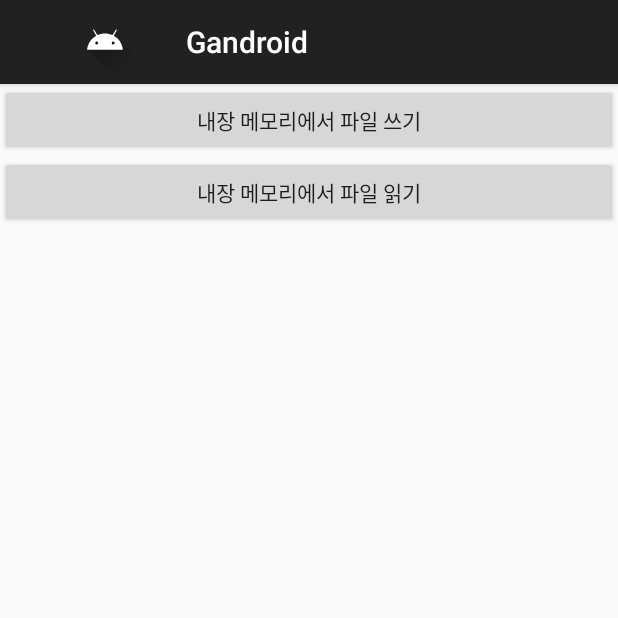
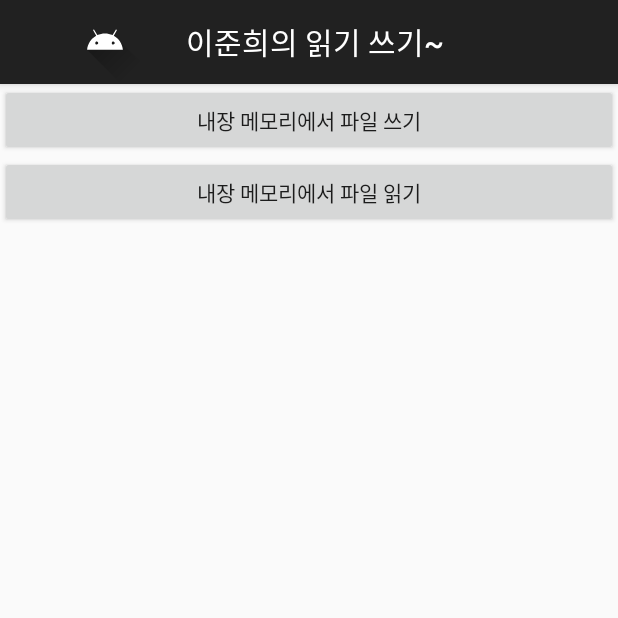
Before and after one commit to iamjooon2-playground/Gandroid-Starter, an Android app: the screen it shows after launch (MainActivity), after a tap on "내장 메모리에서 파일 쓰기", on a phone screen of 412 x 824 dp, the top half of it. Run offline under Robolectric (Android 15) with nearby library versions, the light colour scheme and no system bars.

Commit message:
feat: 타이틀 추가

```diff
--- a/app/src/main/java/com/example/gandroid/MainActivity.kt
+++ b/app/src/main/java/com/example/gandroid/MainActivity.kt
@@ -14,13 +14,14 @@ class MainActivity : AppCompatActivity() {
     override fun onCreate(savedInstanceState: Bundle?) {
         super.onCreate(savedInstanceState)
         setContentView(R.layout.activity_main)
+        title = "이준희의 읽기 쓰기~"
 
         var buttonRead: Button = findViewById<Button>(R.id.buttonRead)
         var buttonWrite: Button = findViewById<Button>(R.id.buttonWrite)
 
         buttonWrite.setOnClickListener {
             var outFs: FileOutputStream = openFileOutput("file.text", Context.MODE_PRIVATE)
-            var str = "쿡북 안드로이드"
+            var str = "이준희의 읽기 쓰기"
 
             outFs.write(str.toByteArray())
 
--- a/app/src/main/res/layout/activity_main.xml
+++ b/app/src/main/res/layout/activity_main.xml
@@ -8,8 +8,6 @@
     android:theme="@style/ThemeOverlay.AppCompat.ActionBar"
     tools:context=".MainActivity"
     tools:ignore="ExtraText">
-
-    // 추가 원하면 아래같이 background 설정하기
 
     <Button
         android:id="@+id/buttonWrite"
```
